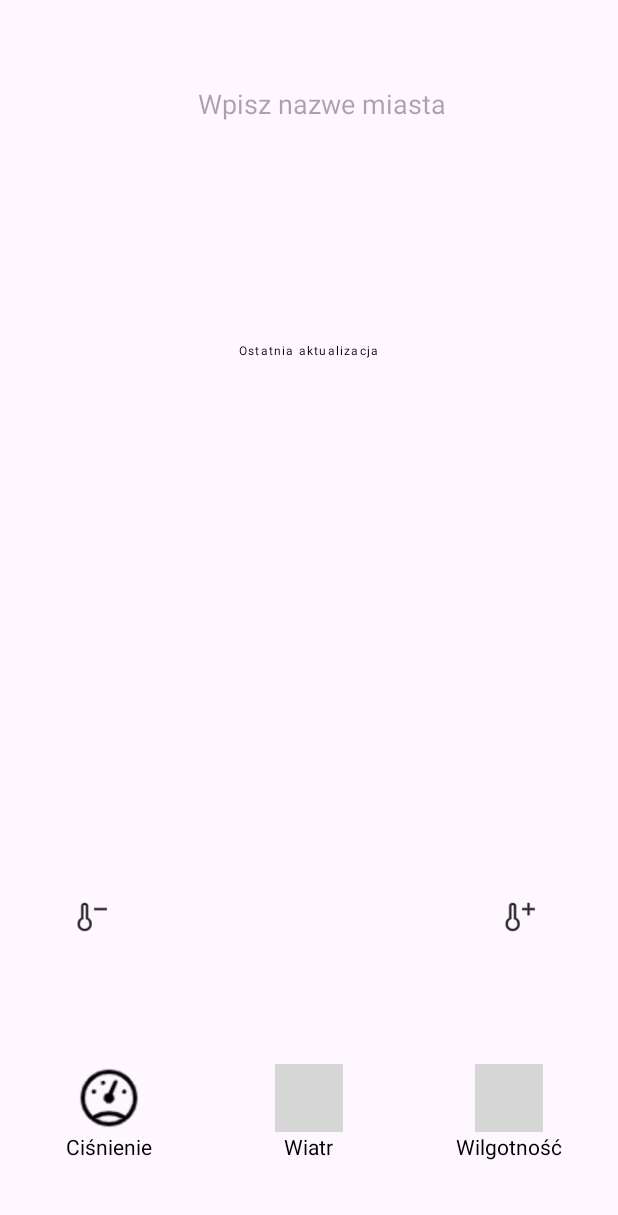
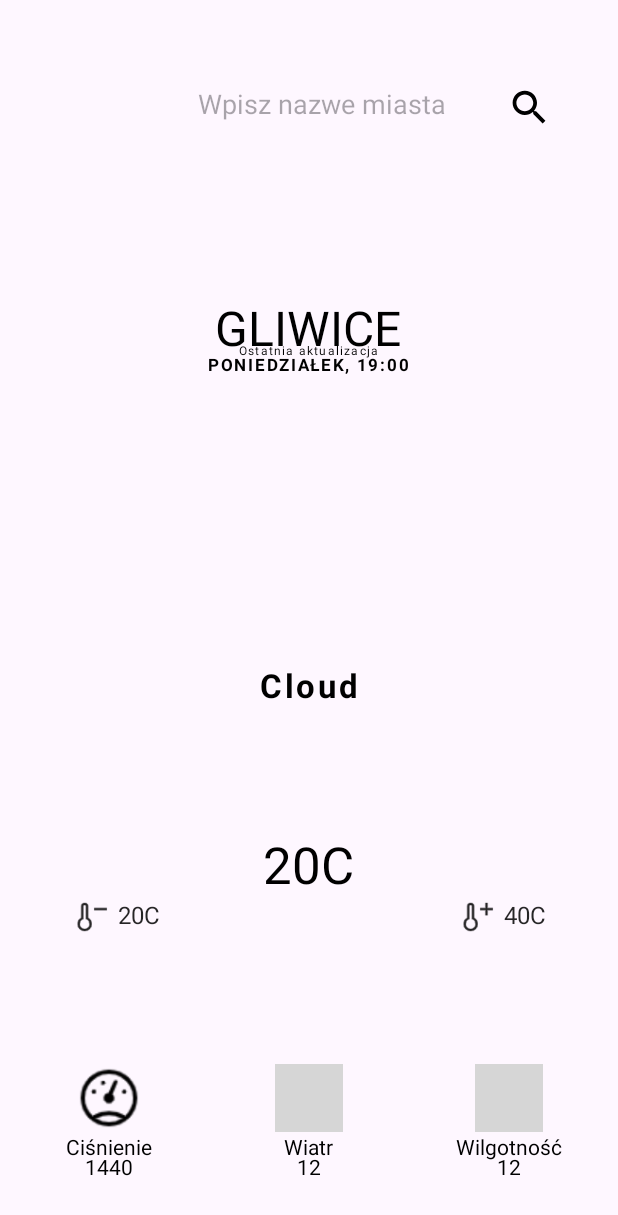
Before and after one commit to msprw/android_weather_app, an Android app: the screen it shows after launch (MainActivity), on a phone screen of 412 x 824 dp. Shown: the top 1215 px of the screen. Run offline under Robolectric (Android 15) with nearby library versions, the phone set to English and light mode, and no system bars; our stand-ins replace Volley; network calls fail; 1 statement that could not run was skipped; grey boxes are pictures that could not be loaded.

Commit message:
Edit layout

```diff
--- a/app/src/main/java/com/example/android_weather_app/MainActivity.java
+++ b/app/src/main/java/com/example/android_weather_app/MainActivity.java
@@ -36,7 +36,7 @@ public class MainActivity extends AppCompatActivity {
         super.onCreate(savedInstanceState);
         setContentView(R.layout.activity_main);
         getCityLatLon("Gliwice");
-        EditText editText = findViewById(R.id.city_et);
+        EditText editText = findViewById(R.id.id_searched_city);
 //
         editText.setOnEditorActionListener(new EditText.OnEditorActionListener() {
             @Override
--- /dev/null
+++ b/app/src/main/res/drawable/ic_search.xml
@@ -0,0 +1,5 @@
+<vector android:height="24dp" android:tint="#000000"
+    android:viewportHeight="24" android:viewportWidth="24"
+    android:width="24dp" xmlns:android="http://schemas.android.com/apk/res/android">
+    <path android:fillColor="@android:color/white" android:pathData="M15.5,14h-0.79l-0.28,-0.27C15.41,12.59 16,11.11 16,9.5 16,5.91 13.09,3 9.5,3S3,5.91 3,9.5 5.91,16 9.5,16c1.61,0 3.09,-0.59 4.23,-1.57l0.27,0.28v0.79l5,4.99L20.49,19l-4.99,-5zM9.5,14C7.01,14 5,11.99 5,9.5S7.01,5 9.5,5 14,7.01 14,9.5 11.99,14 9.5,14z"/>
+</vector>
--- a/app/src/main/res/layout/activity_main.xml
+++ b/app/src/main/res/layout/activity_main.xml
@@ -24,18 +24,9 @@
             android:layout_centerInParent="true"
             tools:ignore="UselessParent">
 
-            <ImageView
-                android:id="@+id/mic_search_id"
-                android:layout_width="17dp"
-                android:layout_height="20dp"
-                android:layout_alignParentStart="true"
-                android:layout_marginStart="10dp"
-                android:layout_marginTop="10dp"
-                android:background="?attr/selectableItemBackground"
-                android:scaleType="fitCenter" />
 
             <EditText
-                android:id="@+id/city_et"
+                android:id="@+id/id_searched_city"
                 android:layout_width="314dp"
                 android:layout_height="wrap_content"
                 android:layout_marginStart="30dp"
@@ -57,13 +48,13 @@
                 android:textSize="18sp" />
 
             <ImageView
-                android:id="@+id/search_bar_iv"
+                android:id="@+id/id_search_bar"
                 android:layout_width="30dp"
                 android:layout_height="30dp"
                 android:layout_alignParentEnd="true"
                 android:layout_marginTop="12dp"
                 android:layout_marginEnd="12dp"
-                android:background="?attr/selectableItemBackground" />
+                android:src="@drawable/ic_search" />
         </RelativeLayout>
 
     </RelativeLayout>
@@ -81,10 +72,10 @@
             android:orientation="vertical">
 
             <TextView
-                android:id="@+id/name_tv"
+                android:id="@+id/id_city_name"
                 android:layout_width="wrap_content"
                 android:layout_height="wrap_content"
-                android:text=""
+                android:text="GLIWICE"
                 android:textAllCaps="true"
                 android:textColor="@color/black"
                 android:textSize="32sp" />
@@ -110,7 +101,7 @@
                     android:layout_height="wrap_content"
                     android:layout_marginTop="-4dp"
                     android:letterSpacing="0.1"
-                    android:text=""
+                    android:text="Poniedziałek, 19:00"
                     android:textAllCaps="true"
                     android:textColor="@color/black"
                     android:textSize="11sp"
@@ -135,17 +126,17 @@
             android:orientation="vertical">
 
             <ImageView
-                android:id="@+id/condition_iv"
+                android:id="@+id/id_condition_img"
                 android:layout_width="100dp"
                 android:layout_height="100dp" />
 
             <TextView
-                android:id="@+id/conditionDesc_tv"
+                android:id="@+id/id_condition"
                 android:layout_width="wrap_content"
                 android:layout_height="wrap_content"
                 android:layout_marginTop="-8dp"
                 android:letterSpacing=".08"
-                android:text=""
+                android:text="Cloud"
                 android:textColor="@color/black"
                 android:textSize="22sp"
                 android:textStyle="bold" />
@@ -164,18 +155,19 @@
             android:layout_height="90dp">
 
             <TextView
-                android:id="@+id/temp_tv"
+                android:id="@+id/id_temp"
                 android:layout_width="wrap_content"
                 android:layout_height="wrap_content"
                 android:layout_centerHorizontal="true"
                 android:textAllCaps="true"
+                android:text="20C"
                 android:textColor="@color/black"
                 android:textSize="34sp" />
 
             <LinearLayout
                 android:layout_width="match_parent"
                 android:layout_height="wrap_content"
-                android:layout_below="@id/temp_tv"
+                android:layout_below="@id/id_temp"
                 android:alpha=".85"
                 android:paddingHorizontal="16dp"
                 android:weightSum="2">
@@ -192,11 +184,12 @@
                         android:src="@drawable/min_temperature" />
 
                     <TextView
-                        android:id="@+id/min_temp_tv"
+                        android:id="@+id/idmin_temp"
                         android:layout_width="wrap_content"
                         android:layout_height="wrap_content"
                         android:layout_marginStart="5dp"
                         android:textAllCaps="true"
+                        android:text="20C"
                         android:textColor="@color/black"
                         android:textSize="16sp" />
                 </LinearLayout>
@@ -214,12 +207,13 @@
                         android:src="@drawable/max_temperature" />
 
                     <TextView
-                        android:id="@+id/max_temp_tv"
+                        android:id="@+id/id_max_temp"
                         android:layout_width="wrap_content"
                         android:layout_height="wrap_content"
                         android:layout_marginStart="5dp"
                         android:textAllCaps="true"
-                        android:textColor="@color/white"
+                        android:text="40C"
+                        android:textColor="@color/black"
                         android:textSize="16sp" />
                 </LinearLayout>
             </LinearLayout>
@@ -256,11 +250,12 @@
                 android:textSize="14sp" />
 
             <TextView
-                android:id="@+id/pressure_tv"
+                android:id="@+id/id_pressure"
                 android:layout_width="wrap_content"
                 android:layout_height="wrap_content"
                 android:layout_marginTop="-6dp"
-                android:textColor="@color/white"
+                android:text="1440"
+                android:textColor="@color/black"
                 android:textSize="14sp" />
         </LinearLayout>
 
@@ -284,11 +279,12 @@
                 android:textSize="14sp" />
 
             <TextView
-                android:id="@+id/wind_tv"
+                android:id="@+id/id_wind"
                 android:layout_width="wrap_content"
                 android:layout_height="wrap_content"
                 android:layout_marginTop="-6dp"
-                android:textColor="@color/white"
+                android:text="12"
+                android:textColor="@color/black"
                 android:textSize="14sp" />
         </LinearLayout>
 
@@ -312,10 +308,11 @@
                 android:textSize="14sp" />
 
             <TextView
-                android:id="@+id/humidity_tv"
+                android:id="@+id/id_humidity"
                 android:layout_width="wrap_content"
                 android:layout_height="wrap_content"
                 android:layout_marginTop="-6dp"
+                android:text="12"
                 android:textColor="@color/black"
                 android:textSize="14sp" />
         </LinearLayout>
```
